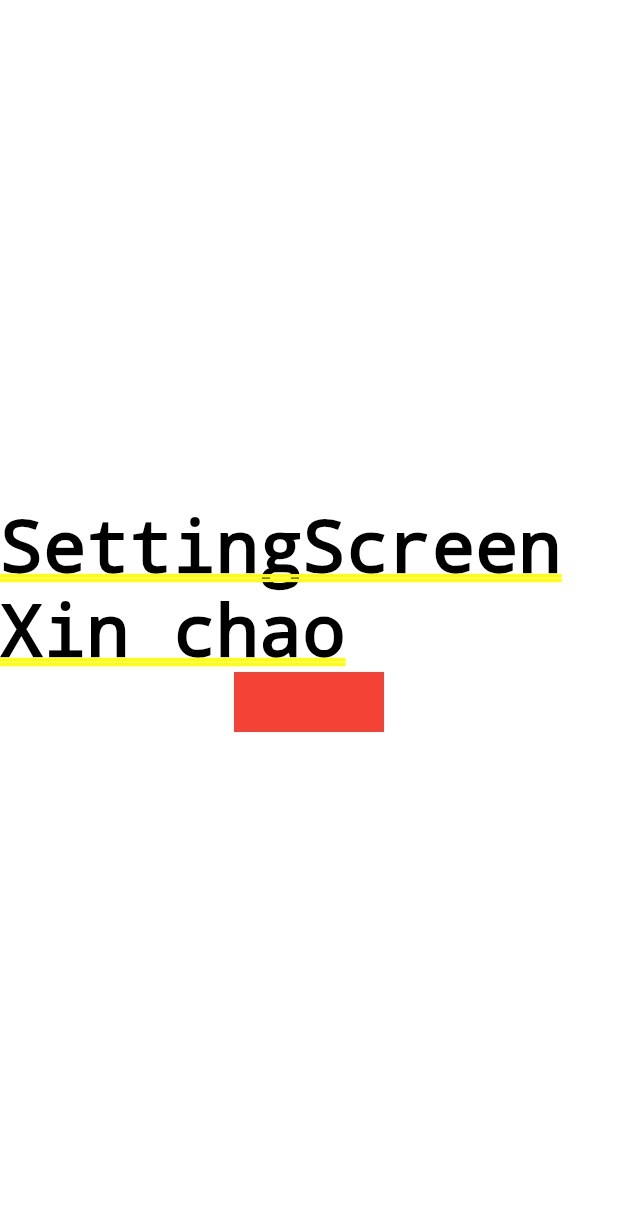
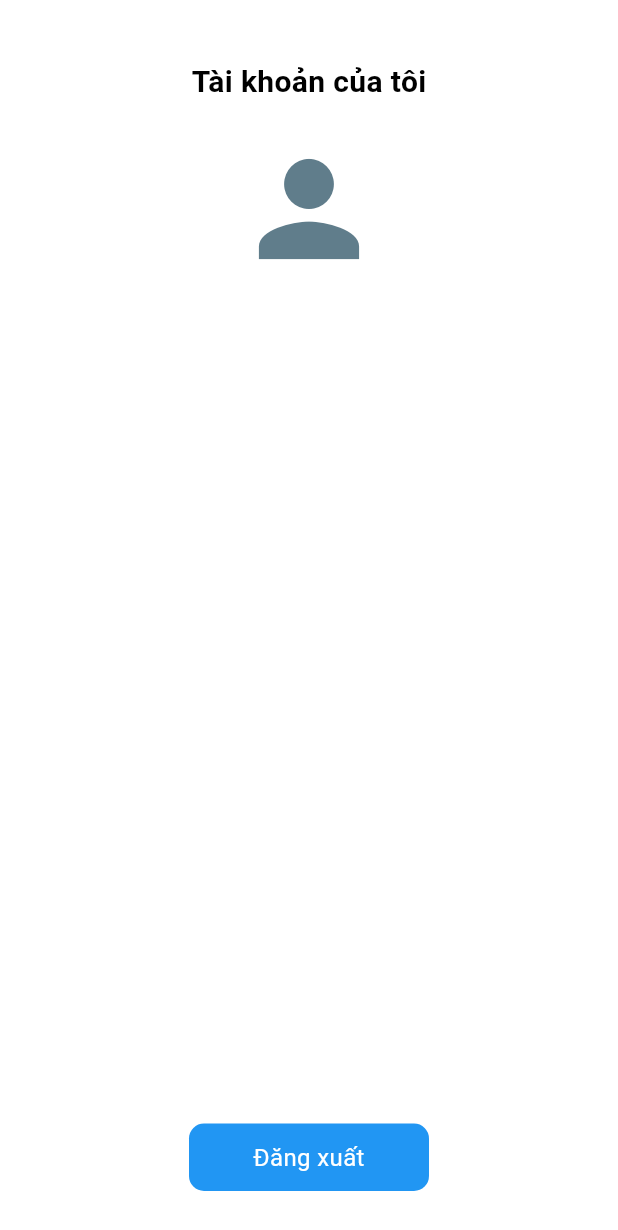
Before and after one commit to Ber-489/Mobile.Common, a Flutter app: the AccountScreen screen opened by its route, on a phone screen of 412 x 824 dp. Shown: the top 1230 px of the screen. Run offline on Flutter 3.47's test engine with Material 3 defaults, Android fonts, the phone set to English and light mode, and no system bars; our stand-ins replace awesome_bottom_bar, cached_network_image, connectivity_plus, dio, firebase_auth, firebase_core and 13 more; missing offline and left inert: clipboard, flutter_facebook_auth, otp_pin_field; accounts and stored records are empty.

Commit message:
add animation, fix account

```diff
--- a/lib/modules/account/view/setting_screen.dart
+++ b/lib/modules/account/view/setting_screen.dart
@@ -1,36 +1,83 @@
 import 'package:flutter/material.dart';
 import 'package:get/get.dart';
-
 import '../../../utils/common/color.dart';
 import '../controller/setting_controller.dart';
 
 class AccountScreen extends GetView<AccountController> {
-  @override
-  final controller = Get.put(AccountController());
+  const AccountScreen({Key? key}) : super(key: key);
 
   @override
   Widget build(BuildContext context) {
-    return Container(
-      width: Get.width,
-      height: Get.height,
-      child: Column(
-        mainAxisSize: MainAxisSize.max,
+    return SafeArea(
+      child: Scaffold(
+        backgroundColor: Colors.white,
+        body: Column(
           mainAxisAlignment: MainAxisAlignment.center,
           children: [
+            const SizedBox(height: 40),
+
+            // Tiêu đề
             Text(
-            'SettingScreen ${'hello'.tr}',
-            style: TextStyle(color: AppColor.colorDark),
+              'Tài khoản của tôi',
+              style: TextStyle(
+                color: AppColor.colorDark,
+                fontSize: 20,
+                fontWeight: FontWeight.bold,
+              ),
             ),
 
-          GestureDetector(
-            onTap: () async=> await controller.doCreateAccount(context),
+            const SizedBox(height: 20),
+
+            const Icon(Icons.person, size: 100, color: Colors.blueGrey),
+
+            const Spacer(),
+
+            // Nút đăng xuất
+            Center(
+              child: GestureDetector(
+                onTap: () {
+                  Get.defaultDialog(
+                    title: 'Xác nhận',
+                    middleText: 'Bạn có chắc chắn muốn đăng xuất không?',
+                    textCancel: 'Hủy',
+                    textConfirm: 'Đồng ý',
+                    confirmTextColor: Colors.white,
+                    buttonColor: Colors.blue,
+                    cancelTextColor: Colors.black54,
+                    onConfirm: () {
+                      Get.back();
+                      Get.snackbar(
+                        'Thông báo',
+                        'Đăng xuất thành công',
+                        snackPosition: SnackPosition.BOTTOM,
+                        backgroundColor: Colors.green.withOpacity(0.8),
+                        colorText: Colors.white,
+                      );
+                      Future.delayed(const Duration(seconds: 1), () {
+                        Get.offAllNamed('/login');
+                      });
+                    },
+                  );
+                },
                 child: Container(
-              width: 100,
-              height: 40,
-              color: Colors.red,
+                  width: 160,
+                  height: 45,
+                  decoration: BoxDecoration(
+                    color: Colors.blue,
+                    borderRadius: BorderRadius.circular(10),
                   ),
-          )
+                  alignment: Alignment.center,
+                  child: const Text(
+                    'Đăng xuất',
+                    style: TextStyle(color: Colors.white, fontSize: 16),
+                  ),
+                ),
+              ),
+            ),
+
+            const SizedBox(height: 30),
           ],
+        ),
       ),
     );
   }
--- a/lib/modules/home/view/home_screen.dart
+++ b/lib/modules/home/view/home_screen.dart
@@ -5,10 +5,6 @@ import '../../../utils/common/color.dart';
 import '../controller/home_controller.dart';
 
 class HomeScreen extends GetView<HomeController> {
-  @override
-  final controller = Get.put(HomeController());
-
-
   @override
   Widget build(BuildContext context) {
     return Container(
--- a/lib/utils/common/animation.dart
+++ b/lib/utils/common/animation.dart
@@ -1,7 +1,6 @@
 
 class AnimationCommon {
   static const splash = 'assets/animation/splash_loading.json';
-
   static const login = 'assets/animation/login_animation.json';
   static const register = 'assets/animation/register.json';
   static const registerSuccess = 'assets/animation/register_thank.json';
--- a/pubspec.yaml
+++ b/pubspec.yaml
@@ -68,6 +68,7 @@ dependencies:
   #other
   path_provider: ^2.1.5
   logger: ^2.5.0
+  fade_shimmer: ^2.4.0
 
   # The following adds the Cupertino Icons font to your application.
   # Use with the CupertinoIcons class for iOS style icons.
```
Also changed, not shown: lib/modules/account/controller/setting_controller.dart (+33 -2 lines), lib/modules/list_chat/view/list_chat_screen.dart (+5 -7 lines), 11 other files. Lines whose indentation alone changed are shown as unchanged.
